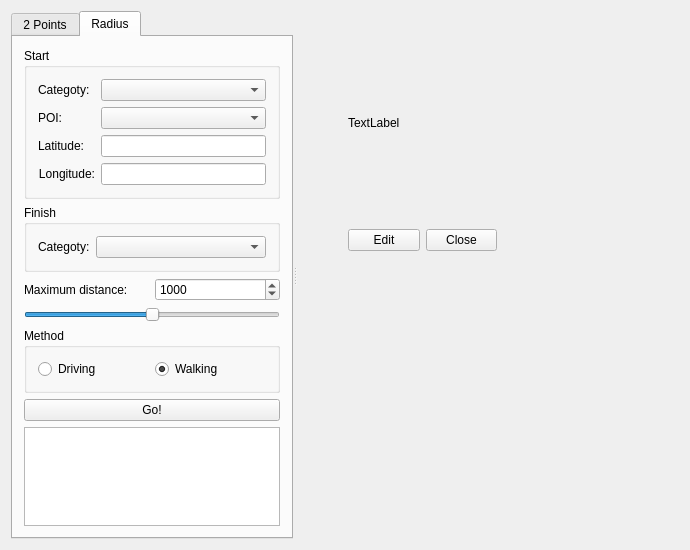
First picture: the form in gui/mainwindow.ui, repository emreozanalkan/YoMap, before the edit.
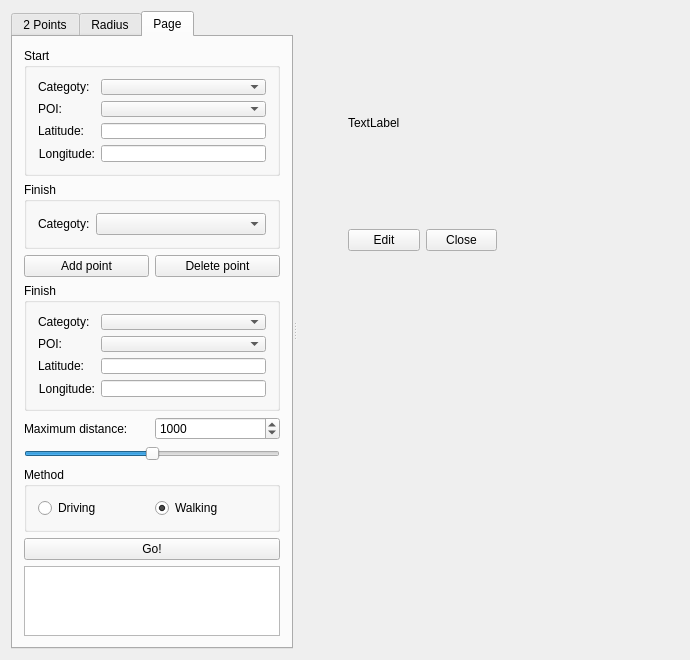
Second picture: the form after the edit. Custom widgets are drawn as their Qt base class.

Patch:
```diff
--- a/gui/mainwindow.ui
+++ b/gui/mainwindow.ui
@@ -7,7 +7,7 @@
     <x>0</x>
     <y>0</y>
     <width>690</width>
-    <height>550</height>
+    <height>660</height>
    </rect>
   </property>
   <property name="minimumSize">
@@ -34,7 +34,7 @@
         </sizepolicy>
        </property>
        <property name="currentIndex">
-        <number>1</number>
+        <number>2</number>
        </property>
        <widget class="QWidget" name="two_points">
         <property name="sizePolicy">
@@ -451,6 +451,295 @@
          </item>
         </layout>
        </widget>
+       <widget class="QWidget" name="tab">
+        <attribute name="title">
+         <string>Page</string>
+        </attribute>
+        <layout class="QGridLayout" name="gridLayout_20">
+         <item row="0" column="0">
+          <layout class="QGridLayout" name="gridLayout_14">
+           <property name="sizeConstraint">
+            <enum>QLayout::SetNoConstraint</enum>
+           </property>
+           <item row="6" column="0">
+            <widget class="QPushButton" name="pushButtonGo_Itineary">
+             <property name="text">
+              <string>Go!</string>
+             </property>
+            </widget>
+           </item>
+           <item row="3" column="0">
+            <widget class="QGroupBox" name="groupBoxB_4">
+             <property name="title">
+              <string>Finish</string>
+             </property>
+             <layout class="QGridLayout" name="gridLayout_18">
+              <item row="0" column="0">
+               <layout class="QFormLayout" name="formLayout_7">
+                <item row="0" column="0">
+                 <widget class="QLabel" name="labelCatB_4">
+                  <property name="text">
+                   <string>Categoty:</string>
+                  </property>
+                  <property name="buddy">
+                   <cstring>comboBoxCatB</cstring>
+                  </property>
+                 </widget>
+                </item>
+                <item row="0" column="1">
+                 <widget class="QComboBox" name="comboBoxCatB_3"/>
+                </item>
+                <item row="1" column="0">
+                 <widget class="QLabel" name="labelPOIB_2">
+                  <property name="text">
+                   <string>POI:</string>
+                  </property>
+                  <property name="alignment">
+                   <set>Qt::AlignRight|Qt::AlignTrailing|Qt::AlignVCenter</set>
+                  </property>
+                  <property name="buddy">
+                   <cstring>comboBoxPOIB</cstring>
+                  </property>
+                 </widget>
+                </item>
+                <item row="1" column="1">
+                 <widget class="QComboBox" name="comboBoxPOIB_3"/>
+                </item>
+                <item row="2" column="0">
+                 <widget class="QLabel" name="labellatB_2">
+                  <property name="text">
+                   <string>Latitude:</string>
+                  </property>
+                  <property name="buddy">
+                   <cstring>lineEditLatB</cstring>
+                  </property>
+                 </widget>
+                </item>
+                <item row="2" column="1">
+                 <widget class="QLineEdit" name="lineEditLatB_3"/>
+                </item>
+                <item row="3" column="0">
+                 <widget class="QLabel" name="labellonB_2">
+                  <property name="text">
+                   <string>Longitude:</string>
+                  </property>
+                  <property name="alignment">
+                   <set>Qt::AlignRight|Qt::AlignTrailing|Qt::AlignVCenter</set>
+                  </property>
+                  <property name="buddy">
+                   <cstring>lineEditLonB</cstring>
+                  </property>
+                 </widget>
+                </item>
+                <item row="3" column="1">
+                 <widget class="QLineEdit" name="lineEditLonB_3"/>
+                </item>
+               </layout>
+              </item>
+             </layout>
+            </widget>
+           </item>
+           <item row="0" column="0">
+            <widget class="QGroupBox" name="groupBoxA_3">
+             <property name="title">
+              <string>Start</string>
+             </property>
+             <layout class="QGridLayout" name="gridLayout_16">
+              <item row="0" column="0">
+               <layout class="QFormLayout" name="formLayout_6">
+                <property name="fieldGrowthPolicy">
+                 <enum>QFormLayout::AllNonFixedFieldsGrow</enum>
+                </property>
+                <item row="0" column="0">
+                 <widget class="QLabel" name="labelCatA_3">
+                  <property name="text">
+                   <string>Categoty:</string>
+                  </property>
+                  <property name="buddy">
+                   <cstring>comboBoxCatA</cstring>
+                  </property>
+                 </widget>
+                </item>
+                <item row="0" column="1">
+                 <widget class="QComboBox" name="comboBoxCatA_3"/>
+                </item>
+                <item row="1" column="0">
+                 <widget class="QLabel" name="labelPOIA_3">
+                  <property name="text">
+                   <string>POI:</string>
+                  </property>
+                  <property name="alignment">
+                   <set>Qt::AlignRight|Qt::AlignTrailing|Qt::AlignVCenter</set>
+                  </property>
+                  <property name="buddy">
+                   <cstring>comboBoxPOIA</cstring>
+                  </property>
+                 </widget>
+                </item>
+                <item row="1" column="1">
+                 <widget class="QComboBox" name="comboBoxPOIA_3"/>
+                </item>
+                <item row="2" column="0">
+                 <widget class="QLabel" name="labellatA_3">
+                  <property name="text">
+                   <string>Latitude:</string>
+                  </property>
+                  <property name="alignment">
+                   <set>Qt::AlignRight|Qt::AlignTrailing|Qt::AlignVCenter</set>
+                  </property>
+                  <property name="buddy">
+                   <cstring>lineEditLatA</cstring>
+                  </property>
+                 </widget>
+                </item>
+                <item row="3" column="0">
+                 <widget class="QLabel" name="labellonA_3">
+                  <property name="text">
+                   <string>Longitude:</string>
+                  </property>
+                  <property name="alignment">
+                   <set>Qt::AlignRight|Qt::AlignTrailing|Qt::AlignVCenter</set>
+                  </property>
+                  <property name="buddy">
+                   <cstring>lineEditLonA</cstring>
+                  </property>
+                 </widget>
+                </item>
+                <item row="3" column="1">
+                 <widget class="QLineEdit" name="lineEditLonA_3"/>
+                </item>
+                <item row="2" column="1">
+                 <widget class="QLineEdit" name="lineEditLatA_3"/>
+                </item>
+               </layout>
+              </item>
+             </layout>
+            </widget>
+           </item>
+           <item row="5" column="0">
+            <widget class="QGroupBox" name="groupBox_3">
+             <property name="title">
+              <string>Method</string>
+             </property>
+             <layout class="QHBoxLayout" name="horizontalLayout_4">
+              <item>
+               <widget class="QRadioButton" name="radioButtonDriving_3">
+                <property name="text">
+                 <string>Driving</string>
+                </property>
+               </widget>
+              </item>
+              <item>
+               <widget class="QRadioButton" name="radioButtonWalking_3">
+                <property name="text">
+                 <string>Walking</string>
+                </property>
+                <property name="checked">
+                 <bool>true</bool>
+                </property>
+               </widget>
+              </item>
+             </layout>
+            </widget>
+           </item>
+           <item row="1" column="0">
+            <widget class="QGroupBox" name="groupBoxB_3">
+             <property name="title">
+              <string>Finish</string>
+             </property>
+             <layout class="QGridLayout" name="gridLayout_15">
+              <item row="0" column="0">
+               <layout class="QFormLayout" name="formLayout_5">
+                <property name="fieldGrowthPolicy">
+                 <enum>QFormLayout::AllNonFixedFieldsGrow</enum>
+                </property>
+                <item row="0" column="0">
+                 <widget class="QLabel" name="labelCatB_3">
+                  <property name="text">
+                   <string>Categoty:</string>
+                  </property>
+                  <property name="buddy">
+                   <cstring>comboBoxCatB</cstring>
+                  </property>
+                 </widget>
+                </item>
+                <item row="0" column="1">
+                 <widget class="QComboBox" name="comboBoxCatMid0"/>
+                </item>
+               </layout>
+              </item>
+             </layout>
+            </widget>
+           </item>
+           <item row="7" column="0">
+            <widget class="QPlainTextEdit" name="plainTextEditOutput_3">
+             <property name="readOnly">
+              <bool>true</bool>
+             </property>
+            </widget>
+           </item>
+           <item row="4" column="0">
+            <layout class="QGridLayout" name="gridLayout_17">
+             <item row="0" column="0">
+              <widget class="QLabel" name="label_2">
+               <property name="text">
+                <string>Maximum distance:</string>
+               </property>
+              </widget>
+             </item>
+             <item row="1" column="0" colspan="2">
+              <widget class="QSlider" name="horizontalSlider_2">
+               <property name="maximum">
+                <number>2000</number>
+               </property>
+               <property name="singleStep">
+                <number>10</number>
+               </property>
+               <property name="sliderPosition">
+                <number>1000</number>
+               </property>
+               <property name="orientation">
+                <enum>Qt::Horizontal</enum>
+               </property>
+              </widget>
+             </item>
+             <item row="0" column="1">
+              <widget class="QSpinBox" name="spinBox_2">
+               <property name="maximum">
+                <number>2000</number>
+               </property>
+               <property name="singleStep">
+                <number>10</number>
+               </property>
+               <property name="value">
+                <number>1000</number>
+               </property>
+              </widget>
+             </item>
+            </layout>
+           </item>
+           <item row="2" column="0">
+            <layout class="QGridLayout" name="gridLayout_19">
+             <item row="0" column="0">
+              <widget class="QPushButton" name="pushButtonPOIEdit_2">
+               <property name="text">
+                <string>Add point</string>
+               </property>
+              </widget>
+             </item>
+             <item row="0" column="1">
+              <widget class="QPushButton" name="pushButtonPOIClose_2">
+               <property name="text">
+                <string>Delete point</string>
+               </property>
+              </widget>
+             </item>
+            </layout>
+           </item>
+          </layout>
+         </item>
+        </layout>
+       </widget>
       </widget>
       <widget class="GLWidget" name="widget" native="true">
        <property name="sizePolicy">
```
